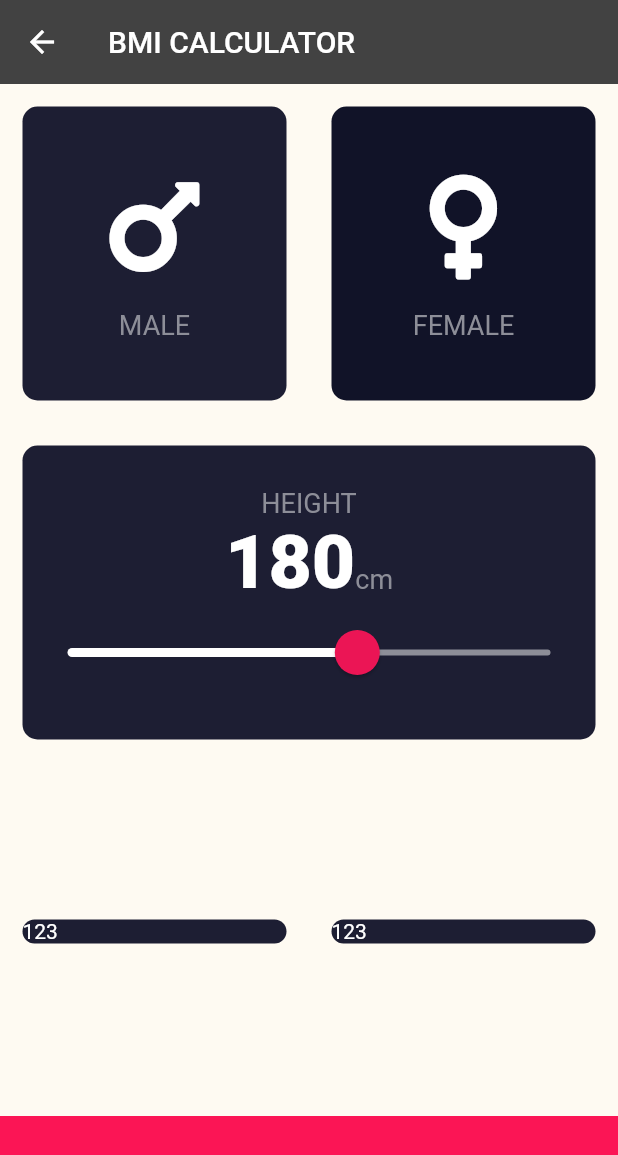
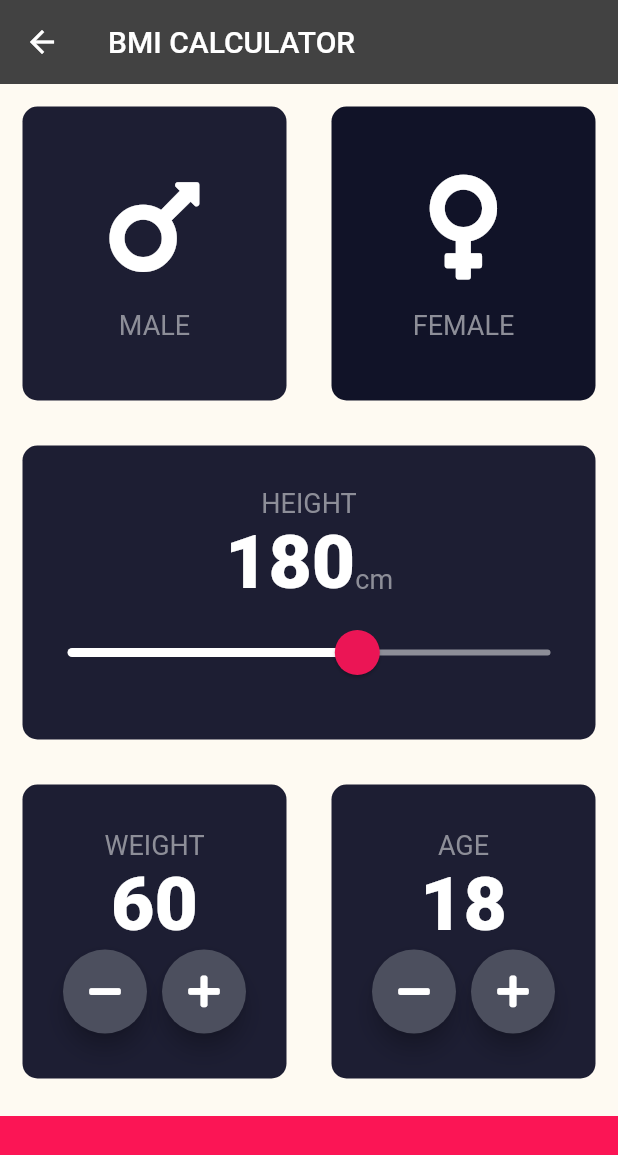
Before and after one commit to Mum1111/flutter_learn, a Flutter app: the Bmi screen opened by its route, on a phone screen of 412 x 824 dp. Shown: the top 1155 px of the screen. Run offline on Flutter 3.47's test engine with Material 2 defaults, Android fonts, the light colour scheme and no system bars; our stand-ins replace audioplayers, font_awesome_flutter, rflutter_alert.

Commit message:
feat: bmi计算器ui完善

```diff
--- a/lib/pages/bmi.dart
+++ b/lib/pages/bmi.dart
@@ -17,6 +17,8 @@
 class _BmiState extends State<Bmi> {
   Gender activeGender = Gender.male;
   int height = 180;
+  int weight = 60;
+  int age = 18;
 
   @override
   Widget build(BuildContext context) {
@@ -114,15 +116,83 @@
                     child: ReusableCard(
                         onPress: () {},
                         colour: activeCardColour,
-                        cardChild: Container(
-                          child: Text('123'),
+                        cardChild: Column(
+                          mainAxisAlignment: MainAxisAlignment.center,
+                          children: [
+                            const Text(
+                              'WEIGHT',
+                              style: labelTextStyle,
+                            ),
+                            Text(
+                              weight.toString(),
+                              style: numberTextStyle,
+                            ),
+                            Row(
+                              mainAxisAlignment: MainAxisAlignment.center,
+                              children: [
+                                RoundIconButton(
+                                  onPressed: () {
+                                    setState(() {
+                                      weight--;
+                                    });
+                                  },
+                                  icon: FontAwesomeIcons.minus,
+                                ),
+                                const SizedBox(
+                                  width: 10.0,
+                                ),
+                                RoundIconButton(
+                                  onPressed: () {
+                                    setState(() {
+                                      weight++;
+                                    });
+                                  },
+                                  icon: FontAwesomeIcons.plus,
+                                ),
+                              ],
+                            )
+                          ],
                         ))),
                 Expanded(
                     child: ReusableCard(
                   onPress: () {},
                   colour: activeCardColour,
-                  cardChild: Container(
-                    child: Text('123'),
+                  cardChild: Column(
+                    mainAxisAlignment: MainAxisAlignment.center,
+                    children: [
+                      const Text(
+                        'AGE',
+                        style: labelTextStyle,
+                      ),
+                      Text(
+                        age.toString(),
+                        style: numberTextStyle,
+                      ),
+                      Row(
+                        mainAxisAlignment: MainAxisAlignment.center,
+                        children: [
+                          RoundIconButton(
+                            onPressed: () {
+                              setState(() {
+                                age--;
+                              });
+                            },
+                            icon: FontAwesomeIcons.minus,
+                          ),
+                          const SizedBox(
+                            width: 10.0,
+                          ),
+                          RoundIconButton(
+                            onPressed: () {
+                              setState(() {
+                                age++;
+                              });
+                            },
+                            icon: FontAwesomeIcons.plus,
+                          ),
+                        ],
+                      )
+                    ],
                   ),
                 ))
               ],
@@ -139,3 +209,26 @@
     );
   }
 }
+
+class RoundIconButton extends StatelessWidget {
+  const RoundIconButton(
+      {super.key, required this.icon, required this.onPressed});
+
+  final IconData icon;
+  final VoidCallback onPressed;
+
+  @override
+  Widget build(BuildContext context) {
+    return RawMaterialButton(
+      onPressed: onPressed,
+      shape: const CircleBorder(),
+      fillColor: const Color(0xff4c4f5e),
+      elevation: 6.0,
+      constraints: const BoxConstraints.tightFor(
+        width: 56.0,
+        height: 56.0,
+      ),
+      child: Icon(icon),
+    );
+  }
+}
```
Also changed, not shown: 1 other file.
